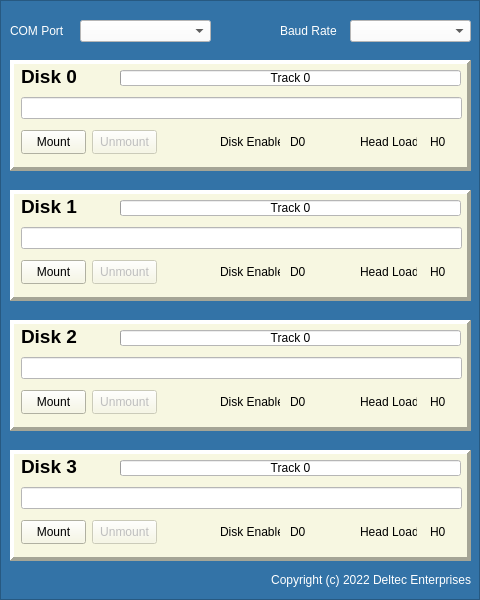
Old version of the form mainwindow.ui in the repository deltecent/fdc-sds-qt6.
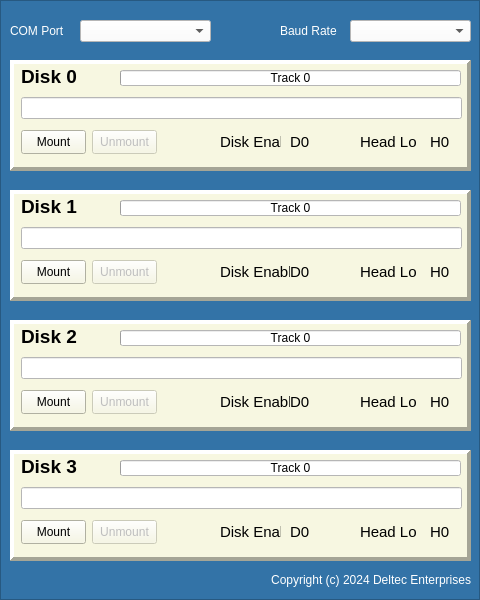
New version of the form. Icons and pictures are not drawn.

Commit message: Cleaned up enabled/head load icons.

```diff
--- a/mainwindow.ui
+++ b/mainwindow.ui
@@ -107,6 +107,11 @@
        <height>24</height>
       </rect>
      </property>
+     <property name="font">
+      <font>
+       <pointsize>11</pointsize>
+      </font>
+     </property>
      <property name="text">
       <string>H0</string>
      </property>
@@ -136,6 +141,11 @@
        <height>24</height>
       </rect>
      </property>
+     <property name="font">
+      <font>
+       <pointsize>11</pointsize>
+      </font>
+     </property>
      <property name="text">
       <string>Head Load</string>
      </property>
@@ -173,10 +183,15 @@
       <rect>
        <x>210</x>
        <y>70</y>
-       <width>60</width>
+       <width>61</width>
        <height>24</height>
       </rect>
      </property>
+     <property name="font">
+      <font>
+       <pointsize>11</pointsize>
+      </font>
+     </property>
      <property name="text">
       <string>Disk Enable</string>
      </property>
@@ -209,6 +224,11 @@
        <height>24</height>
       </rect>
      </property>
+     <property name="font">
+      <font>
+       <pointsize>11</pointsize>
+      </font>
+     </property>
      <property name="text">
       <string>D0</string>
      </property>
@@ -331,6 +351,11 @@
        <height>24</height>
       </rect>
      </property>
+     <property name="font">
+      <font>
+       <pointsize>11</pointsize>
+      </font>
+     </property>
      <property name="text">
       <string>H0</string>
      </property>
@@ -360,6 +385,11 @@
        <height>24</height>
       </rect>
      </property>
+     <property name="font">
+      <font>
+       <pointsize>11</pointsize>
+      </font>
+     </property>
      <property name="text">
       <string>Head Load</string>
      </property>
@@ -397,10 +427,15 @@
       <rect>
        <x>210</x>
        <y>70</y>
-       <width>60</width>
+       <width>71</width>
        <height>24</height>
       </rect>
      </property>
+     <property name="font">
+      <font>
+       <pointsize>11</pointsize>
+      </font>
+     </property>
      <property name="text">
       <string>Disk Enable</string>
      </property>
@@ -433,6 +468,11 @@
        <height>24</height>
       </rect>
      </property>
+     <property name="font">
+      <font>
+       <pointsize>11</pointsize>
+      </font>
+     </property>
      <property name="text">
       <string>D0</string>
      </property>
@@ -555,6 +595,11 @@
        <height>24</height>
       </rect>
      </property>
+     <property name="font">
+      <font>
+       <pointsize>11</pointsize>
+      </font>
+     </property>
      <property name="text">
       <string>H0</string>
      </property>
@@ -584,6 +629,11 @@
        <height>24</height>
       </rect>
      </property>
+     <property name="font">
+      <font>
+       <pointsize>11</pointsize>
+      </font>
+     </property>
      <property name="text">
       <string>Head Load</string>
      </property>
@@ -621,10 +671,15 @@
       <rect>
        <x>210</x>
        <y>70</y>
-       <width>60</width>
+       <width>61</width>
        <height>24</height>
       </rect>
      </property>
+     <property name="font">
+      <font>
+       <pointsize>11</pointsize>
+      </font>
+     </property>
      <property name="text">
       <string>Disk Enable</string>
      </property>
@@ -657,6 +712,11 @@
        <height>24</height>
       </rect>
      </property>
+     <property name="font">
+      <font>
+       <pointsize>11</pointsize>
+      </font>
+     </property>
      <property name="text">
       <string>D0</string>
      </property>
@@ -813,6 +873,11 @@
         <height>24</height>
        </rect>
       </property>
+      <property name="font">
+       <font>
+        <pointsize>11</pointsize>
+       </font>
+      </property>
       <property name="text">
        <string>H0</string>
       </property>
@@ -842,6 +907,11 @@
         <height>24</height>
        </rect>
       </property>
+      <property name="font">
+       <font>
+        <pointsize>11</pointsize>
+       </font>
+      </property>
       <property name="text">
        <string>Head Load</string>
       </property>
@@ -879,10 +949,15 @@
        <rect>
         <x>210</x>
         <y>70</y>
-        <width>60</width>
+        <width>71</width>
         <height>24</height>
        </rect>
       </property>
+      <property name="font">
+       <font>
+        <pointsize>11</pointsize>
+       </font>
+      </property>
       <property name="text">
        <string>Disk Enable</string>
       </property>
@@ -915,6 +990,11 @@
         <height>24</height>
        </rect>
       </property>
+      <property name="font">
+       <font>
+        <pointsize>11</pointsize>
+       </font>
+      </property>
       <property name="text">
        <string>D0</string>
       </property>
@@ -1020,7 +1100,7 @@
       <string notr="true">color: rgb(255, 255, 255);</string>
      </property>
      <property name="text">
-      <string>Copyright (c) 2022 Deltec Enterprises</string>
+      <string>Copyright (c) 2024 Deltec Enterprises</string>
      </property>
      <property name="alignment">
       <set>Qt::AlignRight|Qt::AlignTrailing|Qt::AlignVCenter</set>
```
Left out of the diff: 40 changed lines with no effect on the pictures. The commit also changes 2 other files.
